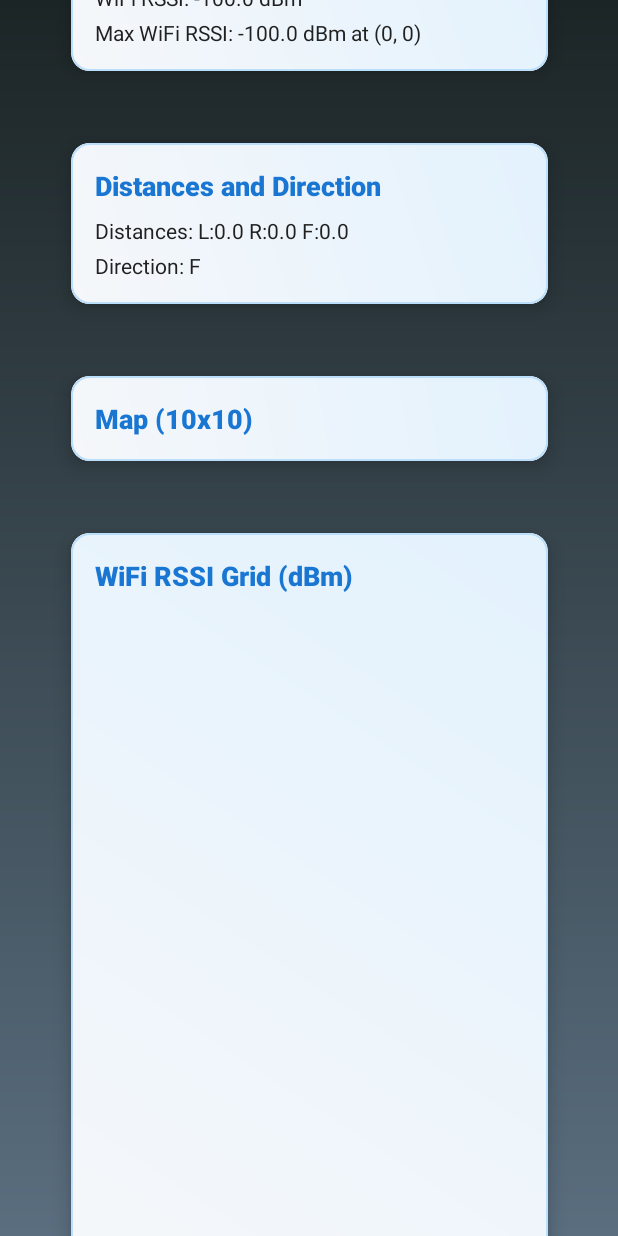
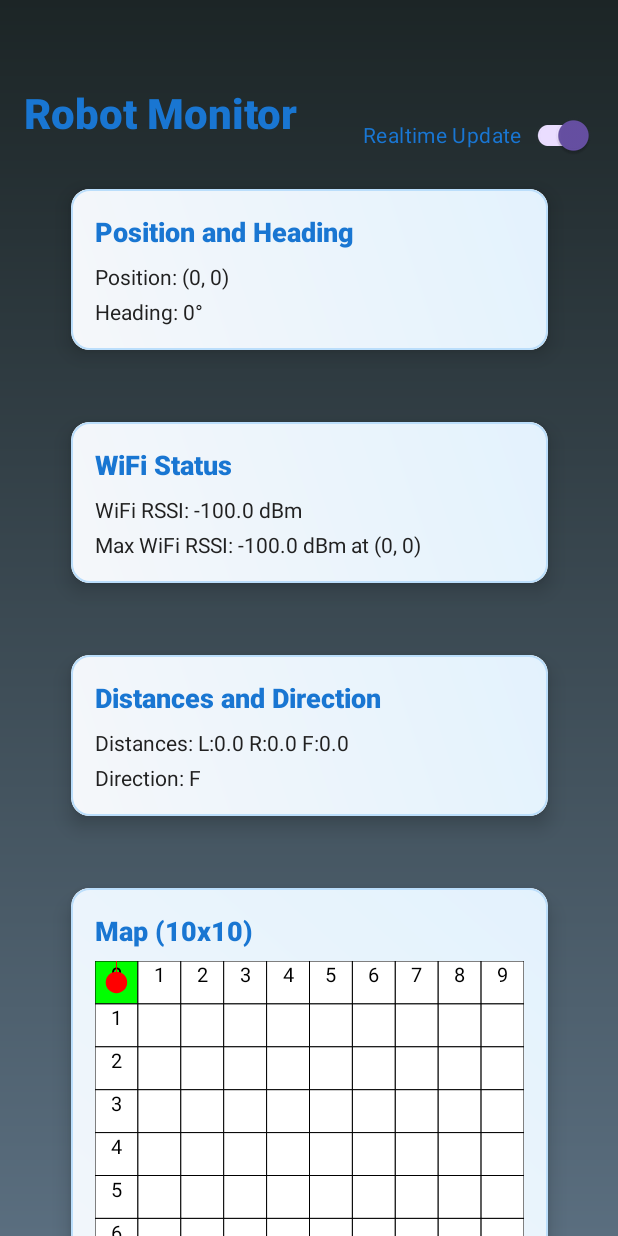
Before and after one commit to ThanhHai2k3/IoT-autocar, an Android app: the screen it shows after launch (MainActivity), on a phone screen of 412 x 824 dp. Run offline under Robolectric (Android 15) with nearby library versions, the phone set to English and light mode, and no system bars.

Commit message:
init MainActivity with view bindings and layout, add MapView

```diff
--- a/app/src/main/java/com/example/robotmonitor/MainActivity.kt
+++ b/app/src/main/java/com/example/robotmonitor/MainActivity.kt
@@ -1,20 +1,44 @@
 package com.example.robotmonitor
 
 import android.os.Bundle
+import android.widget.Button
+import android.widget.ProgressBar
+import android.widget.TextView
 import androidx.activity.enableEdgeToEdge
+import androidx.activity.viewModels
 import androidx.appcompat.app.AppCompatActivity
 import androidx.core.view.ViewCompat
 import androidx.core.view.WindowInsetsCompat
+import androidx.core.widget.NestedScrollView
+import androidx.recyclerview.widget.RecyclerView
+import com.google.android.material.switchmaterial.SwitchMaterial
+import kotlin.getValue
 
 class MainActivity : AppCompatActivity() {
+
+    private lateinit var statusText: TextView
+    private lateinit var wifiSpeedGrid: RecyclerView
+    private lateinit var realtimeSwitch: SwitchMaterial
+    private lateinit var stopButton: Button
+    private lateinit var mapView: MapView
+    private lateinit var positionText: TextView
+    private lateinit var headingText: TextView
+    private lateinit var distanceText: TextView
+    private lateinit var directionText: TextView
+
     override fun onCreate(savedInstanceState: Bundle?) {
         super.onCreate(savedInstanceState)
-        enableEdgeToEdge()
         setContentView(R.layout.activity_main)
-        ViewCompat.setOnApplyWindowInsetsListener(findViewById(R.id.nestedScrollView)) { v, insets ->
-            val systemBars = insets.getInsets(WindowInsetsCompat.Type.systemBars())
-            v.setPadding(systemBars.left, systemBars.top, systemBars.right, systemBars.bottom)
-            insets
-        }
+
+        // View Binding
+        statusText = findViewById(R.id.statusText)
+        wifiSpeedGrid = findViewById(R.id.wifiSpeedGrid)
+        realtimeSwitch = findViewById(R.id.realtimeSwitch)
+        stopButton = findViewById(R.id.stopButton)
+        mapView = findViewById(R.id.mapView)
+        positionText = findViewById(R.id.positionText)
+        headingText = findViewById(R.id.headingText)
+        distanceText = findViewById(R.id.distanceText)
+        directionText = findViewById(R.id.directionText)
     }
 }
--- /dev/null
+++ b/app/src/main/java/com/example/robotmonitor/MapView.kt
@@ -0,0 +1,101 @@
+package com.example.robotmonitor
+
+import android.content.Context
+import android.graphics.Canvas
+import android.graphics.Color
+import android.graphics.Paint
+import android.util.AttributeSet
+import android.view.View
+import kotlin.apply
+import kotlin.ranges.until
+
+class MapView(context: Context, attrs: AttributeSet?) : View(context, attrs) {
+    private var grid: Array<IntArray> = Array(GRID_SIZE) { IntArray(GRID_SIZE) }
+    private var robotX: Int = 0
+    private var robotY: Int = 0
+    private var robotHeading: Int = 0
+    private var isFinished: Boolean = false
+
+    private val cellPaint = Paint().apply {
+        style = Paint.Style.FILL
+    }
+    private val borderPaint = Paint().apply {
+        style = Paint.Style.STROKE
+        color = Color.BLACK
+        strokeWidth = 1f
+    }
+    private val robotPaint = Paint().apply {
+        color = Color.RED
+        style = Paint.Style.FILL
+    }
+    private val textPaint = Paint().apply {
+        color = Color.BLACK
+        textSize = 20f
+        textAlign = Paint.Align.CENTER
+    }
+
+    fun updateMap(grid: Array<IntArray>, robotX: Int, robotY: Int, robotHeading: Int, isFinished: Boolean) {
+        this.grid = grid
+        this.robotX = robotX
+        this.robotY = robotY
+        this.robotHeading = robotHeading
+        this.isFinished = isFinished
+        invalidate()
+    }
+
+    override fun onDraw(canvas: Canvas) {
+        super.onDraw(canvas)
+        val cellSize = width.toFloat() / GRID_SIZE
+        // Vẽ bản đồ: i là hàng (Y), j là cột (X)
+        for (i in 0 until GRID_SIZE) {
+            for (j in 0 until GRID_SIZE) {
+                cellPaint.color = when {
+                    i == robotY && j == robotX -> Color.GREEN // Robot
+                    grid[j][i] == 2 -> Color.RED // Vật cản
+                    grid[j][i] == 1 -> Color.BLUE // Ô đã thăm
+                    isFinished && grid[j][i] == 0 -> Color.RED // Chưa thăm và chương trình kết thúc
+                    else -> Color.WHITE // Chưa thăm (mặc định)
+                }
+                canvas.drawRect(
+                    j * cellSize, i * cellSize,
+                    (j + 1) * cellSize, (i + 1) * cellSize,
+                    cellPaint
+                )
+                canvas.drawRect(
+                    j * cellSize, i * cellSize,
+                    (j + 1) * cellSize, (i + 1) * cellSize,
+                    borderPaint
+                )
+            }
+        }
+
+        // Vẽ tọa độ X, Y
+        for (i in 0 until GRID_SIZE) {
+            canvas.drawText(i.toString(), (i + 0.5f) * cellSize, cellSize / 2, textPaint) // Trục X (ngang)
+            canvas.drawText(i.toString(), cellSize / 2, (i + 0.5f) * cellSize, textPaint) // Trục Y (dọc)
+        }
+
+        // Vẽ robot: robotX ánh xạ vào trục X (ngang), robotY ánh xạ vào trục Y (dọc)
+        val robotCenterX = (robotX + 0.5f) * cellSize // robotX là cột (X)
+        val robotCenterY = (robotY + 0.5f) * cellSize // robotY là hàng (Y)
+        canvas.drawCircle(robotCenterX, robotCenterY, cellSize / 4, robotPaint)
+
+        // Vẽ mũi tên hướng
+        val arrowLength = cellSize / 2
+        val arrowEndX = robotCenterX + arrowLength * when (robotHeading) {
+            90 -> 1f   // Hướng đông (X tăng)
+            270 -> -1f // Hướng tây (X giảm)
+            else -> 0f
+        }
+        val arrowEndY = robotCenterY + arrowLength * when (robotHeading) {
+            0 -> -1f   // Hướng bắc (Y giảm)
+            180 -> 1f  // Hướng nam (Y tăng)
+            else -> 0f
+        }
+        canvas.drawLine(robotCenterX, robotCenterY, arrowEndX, arrowEndY, robotPaint)
+    }
+
+    companion object {
+        const val GRID_SIZE = 10
+    }
+}
--- a/app/src/main/res/layout/activity_main.xml
+++ b/app/src/main/res/layout/activity_main.xml
@@ -237,6 +237,11 @@
                     android:textColor="#1976D2"
                     android:fontFamily="sans-serif-medium" />
 
+                <com.example.robotmonitor.MapView
+                    android:id="@+id/mapView"
+                    android:layout_width="match_parent"
+                    android:layout_height="300dp"
+                    android:layout_marginTop="8dp" />
             </LinearLayout>
         </androidx.cardview.widget.CardView>
 
```
